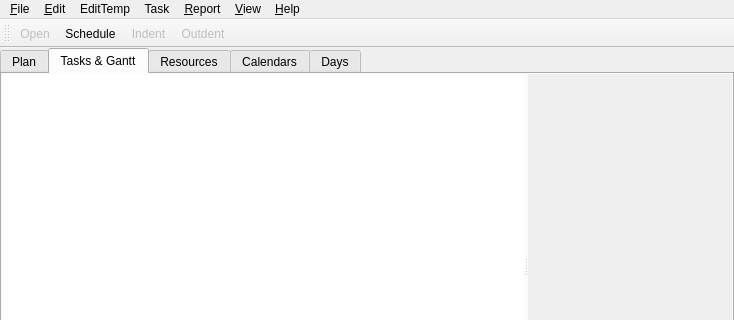
The window that mainwindow.ui (roahanramesh/qplanner) describes before a commit, drawn with Qt 5; both pictures show x 0 to 734 and y 0 to 320 of the 734 by 481 pixel window.
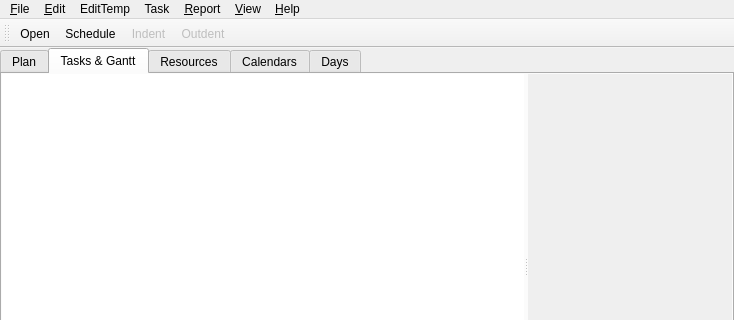
The same window after the commit. The open tabs and pages were chosen to show the change. Custom widgets are drawn as their Qt base class.

The edit to the form file:
```diff
--- a/mainwindow.ui
+++ b/mainwindow.ui
@@ -549,7 +549,7 @@
   <widget class="QStatusBar" name="statusBar"/>
   <action name="actionOpen">
    <property name="enabled">
-    <bool>false</bool>
+    <bool>true</bool>
    </property>
    <property name="text">
     <string>Open...</string>
```
Left out of the diff: 156 changed lines with no effect on the pictures.
